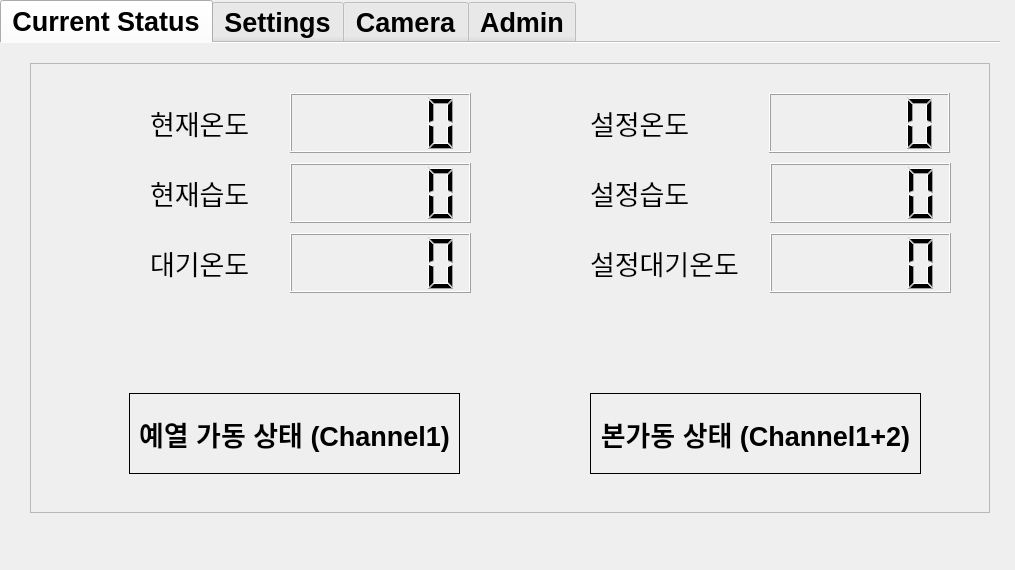
The window that SMRS_r_pi.ui (quilp007/SMRS) describes before a commit, drawn with Qt 5.
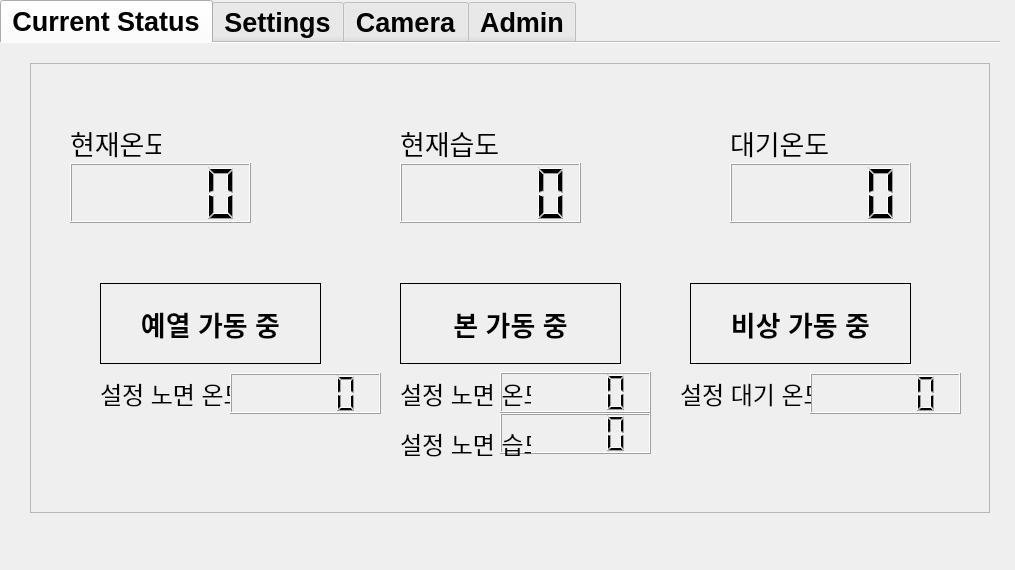
The same window after the commit. The open tabs and pages were chosen to show the change. Icons and pictures are not drawn.

```diff
--- a/SMRS_r_pi.ui
+++ b/SMRS_r_pi.ui
@@ -136,8 +136,8 @@
      <widget class="QLCDNumber" name="road_temp">
       <property name="geometry">
        <rect>
-        <x>260</x>
-        <y>30</y>
+        <x>40</x>
+        <y>100</y>
         <width>181</width>
         <height>60</height>
        </rect>
@@ -155,9 +155,9 @@
      <widget class="QLabel" name="label">
       <property name="geometry">
        <rect>
-        <x>120</x>
-        <y>30</y>
-        <width>141</width>
+        <x>40</x>
+        <y>50</y>
+        <width>91</width>
         <height>60</height>
        </rect>
       </property>
@@ -173,8 +173,8 @@
      <widget class="QLabel" name="label_2">
       <property name="geometry">
        <rect>
-        <x>120</x>
-        <y>100</y>
+        <x>370</x>
+        <y>50</y>
         <width>141</width>
         <height>60</height>
        </rect>
@@ -191,7 +191,7 @@
      <widget class="QLCDNumber" name="road_humidity">
       <property name="geometry">
        <rect>
-        <x>260</x>
+        <x>370</x>
         <y>100</y>
         <width>181</width>
         <height>60</height>
@@ -210,8 +210,8 @@
      <widget class="QLabel" name="label_3">
       <property name="geometry">
        <rect>
-        <x>120</x>
-        <y>170</y>
+        <x>700</x>
+        <y>50</y>
         <width>141</width>
         <height>60</height>
        </rect>
@@ -228,8 +228,8 @@
      <widget class="QLCDNumber" name="air_temp">
       <property name="geometry">
        <rect>
-        <x>260</x>
-        <y>170</y>
+        <x>700</x>
+        <y>100</y>
         <width>181</width>
         <height>60</height>
        </rect>
@@ -244,67 +244,13 @@
        <number>0</number>
       </property>
      </widget>
-     <widget class="QLabel" name="label_4">
-      <property name="geometry">
-       <rect>
-        <x>560</x>
-        <y>30</y>
-        <width>181</width>
-        <height>60</height>
-       </rect>
-      </property>
-      <property name="font">
-       <font>
-        <pointsize>20</pointsize>
-       </font>
-      </property>
-      <property name="text">
-       <string>설정온도</string>
-      </property>
-     </widget>
-     <widget class="QLabel" name="label_5">
-      <property name="geometry">
-       <rect>
-        <x>560</x>
-        <y>100</y>
-        <width>181</width>
-        <height>60</height>
-       </rect>
-      </property>
-      <property name="font">
-       <font>
-        <pointsize>20</pointsize>
-       </font>
-      </property>
-      <property name="text">
-       <string>설정습도</string>
-      </property>
-     </widget>
-     <widget class="QLabel" name="label_6">
-      <property name="geometry">
-       <rect>
-        <x>560</x>
-        <y>170</y>
-        <width>181</width>
-        <height>60</height>
-       </rect>
-      </property>
-      <property name="font">
-       <font>
-        <pointsize>20</pointsize>
-       </font>
-      </property>
-      <property name="text">
-       <string>설정대기온도</string>
-      </property>
-     </widget>
      <widget class="QLCDNumber" name="heat_road_temp_2">
       <property name="geometry">
        <rect>
-        <x>739</x>
-        <y>30</y>
-        <width>181</width>
-        <height>60</height>
+        <x>470</x>
+        <y>309</y>
+        <width>151</width>
+        <height>41</height>
        </rect>
       </property>
       <property name="smallDecimalPoint">
@@ -320,10 +266,10 @@
      <widget class="QLCDNumber" name="set_road_humidity_2">
       <property name="geometry">
        <rect>
-        <x>740</x>
-        <y>100</y>
-        <width>181</width>
-        <height>60</height>
+        <x>470</x>
+        <y>350</y>
+        <width>151</width>
+        <height>41</height>
        </rect>
       </property>
       <property name="smallDecimalPoint">
@@ -339,10 +285,10 @@
      <widget class="QLCDNumber" name="set_air_temp_2">
       <property name="geometry">
        <rect>
-        <x>740</x>
-        <y>170</y>
-        <width>181</width>
-        <height>60</height>
+        <x>780</x>
+        <y>310</y>
+        <width>151</width>
+        <height>41</height>
        </rect>
       </property>
       <property name="smallDecimalPoint">
@@ -358,9 +304,9 @@
      <widget class="QLabel" name="label_pre_heat_on">
       <property name="geometry">
        <rect>
-        <x>99</x>
-        <y>330</y>
-        <width>331</width>
+        <x>70</x>
+        <y>220</y>
+        <width>221</width>
         <height>81</height>
        </rect>
       </property>
@@ -379,7 +325,7 @@
        <enum>QFrame::Plain</enum>
       </property>
       <property name="text">
-       <string>예열 가동 상태 (Channel1)</string>
+       <string>예열 가동 중</string>
       </property>
       <property name="alignment">
        <set>Qt::AlignCenter</set>
@@ -394,9 +340,9 @@
      <widget class="QLabel" name="label_heat_on">
       <property name="geometry">
        <rect>
-        <x>560</x>
-        <y>330</y>
-        <width>331</width>
+        <x>370</x>
+        <y>220</y>
+        <width>221</width>
         <height>81</height>
        </rect>
       </property>
@@ -411,12 +357,137 @@
        <enum>QFrame::Box</enum>
       </property>
       <property name="text">
-       <string>본가동 상태 (Channel1+2)</string>
+       <string>본 가동 중</string>
       </property>
       <property name="alignment">
        <set>Qt::AlignCenter</set>
       </property>
      </widget>
+     <widget class="QLabel" name="label_heat_on_2">
+      <property name="geometry">
+       <rect>
+        <x>660</x>
+        <y>220</y>
+        <width>221</width>
+        <height>81</height>
+       </rect>
+      </property>
+      <property name="font">
+       <font>
+        <pointsize>20</pointsize>
+        <weight>75</weight>
+        <bold>true</bold>
+       </font>
+      </property>
+      <property name="frameShape">
+       <enum>QFrame::Box</enum>
+      </property>
+      <property name="text">
+       <string>비상 가동 중</string>
+      </property>
+      <property name="alignment">
+       <set>Qt::AlignCenter</set>
+      </property>
+     </widget>
+     <widget class="QLabel" name="label_19">
+      <property name="geometry">
+       <rect>
+        <x>70</x>
+        <y>300</y>
+        <width>131</width>
+        <height>60</height>
+       </rect>
+      </property>
+      <property name="font">
+       <font>
+        <pointsize>18</pointsize>
+        <weight>50</weight>
+        <bold>false</bold>
+       </font>
+      </property>
+      <property name="text">
+       <string>설정 노면 온도</string>
+      </property>
+     </widget>
+     <widget class="QLabel" name="label_18">
+      <property name="geometry">
+       <rect>
+        <x>650</x>
+        <y>300</y>
+        <width>131</width>
+        <height>60</height>
+       </rect>
+      </property>
+      <property name="font">
+       <font>
+        <pointsize>18</pointsize>
+        <weight>50</weight>
+        <bold>false</bold>
+       </font>
+      </property>
+      <property name="text">
+       <string>설정 대기 온도</string>
+      </property>
+     </widget>
+     <widget class="QLabel" name="label_15">
+      <property name="geometry">
+       <rect>
+        <x>370</x>
+        <y>350</y>
+        <width>131</width>
+        <height>60</height>
+       </rect>
+      </property>
+      <property name="font">
+       <font>
+        <pointsize>18</pointsize>
+        <weight>50</weight>
+        <bold>false</bold>
+       </font>
+      </property>
+      <property name="text">
+       <string>설정 노면 습도</string>
+      </property>
+     </widget>
+     <widget class="QLabel" name="label_16">
+      <property name="geometry">
+       <rect>
+        <x>370</x>
+        <y>300</y>
+        <width>131</width>
+        <height>60</height>
+       </rect>
+      </property>
+      <property name="font">
+       <font>
+        <pointsize>18</pointsize>
+        <weight>50</weight>
+        <bold>false</bold>
+       </font>
+      </property>
+      <property name="text">
+       <string>설정 노면 온도</string>
+      </property>
+     </widget>
+     <widget class="QLCDNumber" name="pre_heat_road_temp_2">
+      <property name="geometry">
+       <rect>
+        <x>200</x>
+        <y>310</y>
+        <width>151</width>
+        <height>41</height>
+       </rect>
+      </property>
+      <property name="smallDecimalPoint">
+       <bool>false</bool>
+      </property>
+      <property name="digitCount">
+       <number>5</number>
+      </property>
+      <property name="intValue" stdset="0">
+       <number>0</number>
+      </property>
+     </widget>
     </widget>
    </widget>
    <widget class="QWidget" name="settings">
```
Left out of the diff: 103 changed lines with no effect on the pictures.
